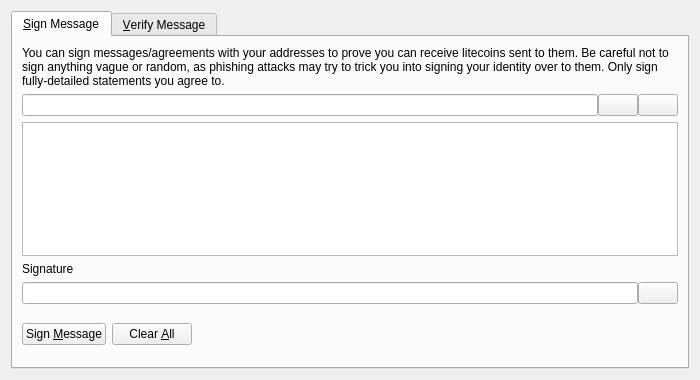
jmeggemj/Einsteinium-Unlimited, file src/qt/forms/signverifymessagedialog.ui: the form before one commit.
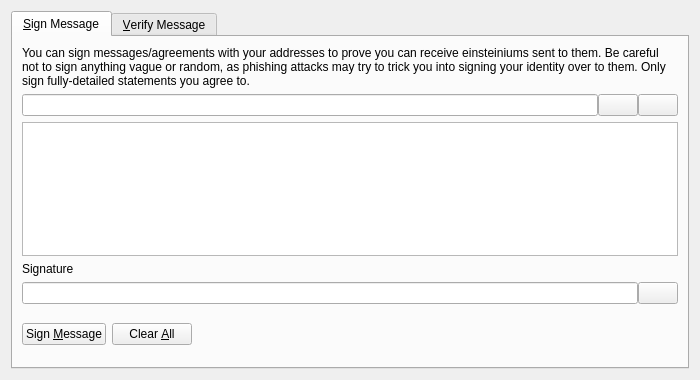
The form after the commit. Icons and pictures are not drawn. Custom widgets are drawn as their Qt base class.

What changed in the file:
```diff
--- a/src/qt/forms/signverifymessagedialog.ui
+++ b/src/qt/forms/signverifymessagedialog.ui
@@ -30,7 +30,7 @@
        <item>
         <widget class="QLabel" name="infoLabel_SM">
          <property name="text">
-          <string>You can sign messages/agreements with your addresses to prove you can receive litecoins sent to them. Be careful not to sign anything vague or random, as phishing attacks may try to trick you into signing your identity over to them. Only sign fully-detailed statements you agree to.</string>
+          <string>You can sign messages/agreements with your addresses to prove you can receive einsteiniums sent to them. Be careful not to sign anything vague or random, as phishing attacks may try to trick you into signing your identity over to them. Only sign fully-detailed statements you agree to.</string>
          </property>
          <property name="textFormat">
           <enum>Qt::PlainText</enum>
```
Left out of the diff: 8 changed lines with no effect on the pictures.
